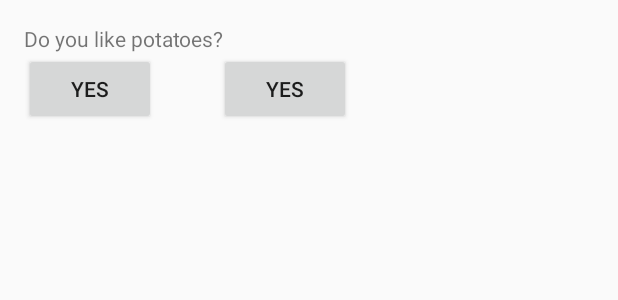
After one commit to Appolica/InteractiveInfoWindowAndroid, an Android app: the layout info_window_form_fragment.xml on its own in the app's theme, with its tools: preview values and no code run, on a phone screen of 412 x 824 dp. The commit adds this screen. Shown: the top 300 px of the screen. Run offline under Robolectric (Android 15) with nearby library versions, the phone set to English and light mode, and no system bars.

Commit message:
Edit: Added two different fragments for two different info windows in the sample module.

```diff
--- /dev/null
+++ b/sample/src/main/res/layout/info_window_form_fragment.xml
@@ -0,0 +1,30 @@
+<?xml version="1.0" encoding="utf-8"?>
+<RelativeLayout xmlns:android="http://schemas.android.com/apk/res/android"
+                android:layout_width="250dp"
+                android:layout_height="wrap_content"
+                android:padding="16dp">
+
+    <TextView
+        android:id="@+id/editTextFormInfoWindow"
+        android:layout_width="match_parent"
+        android:layout_height="wrap_content"
+        android:layout_alignParentTop="true"
+        android:text="@string/infoWindowTextView"/>
+
+    <Button
+        android:id="@+id/button1"
+        android:layout_width="wrap_content"
+        android:layout_height="wrap_content"
+        android:layout_below="@id/editTextFormInfoWindow"
+        android:layout_alignParentLeft="true"
+        android:text="@string/yes"/>
+
+    <Button
+        android:id="@+id/button2"
+        android:layout_width="wrap_content"
+        android:layout_height="wrap_content"
+        android:layout_below="@id/editTextFormInfoWindow"
+        android:layout_alignParentRight="true"
+        android:text="@string/yes"/>
+
+</RelativeLayout>
--- a/sample/src/main/res/values/strings.xml
+++ b/sample/src/main/res/values/strings.xml
@@ -1,3 +1,5 @@
 <resources>
     <string name="app_name">Sample</string>
+    <string name="infoWindowTextView">Do you like potatoes?</string>
+    <string name="yes">Yes</string>
 </resources>
```
Also changed, not shown: sample/src/main/java/com/appolica/sample/ItemFragment.java (deleted, +0 -153 lines), sample/src/main/java/com/appolica/sample/activities/SampleWithMapFragmentActivity.java (+24 -13 lines), sample/src/main/java/com/appolica/sample/activities/SampleWithMapViewActivity.java (+25 -13 lines), sample/src/main/java/com/appolica/sample/fragments/FormFragment.java (added, +40 -0 lines), sample/src/main/java/com/appolica/sample/fragments/InfoWindowRVAdapter.java (added, +63 -0 lines), sample/src/main/java/com/appolica/sample/fragments/RecyclerViewFragment.java (added, +39 -0 lines), sample/src/main/res/layout/info_window_recyclerview_fragment.xml (added, +12 -0 lines), sample/src/main/res/layout/sample_fragment.xml (deleted, +0 -12 lines).
